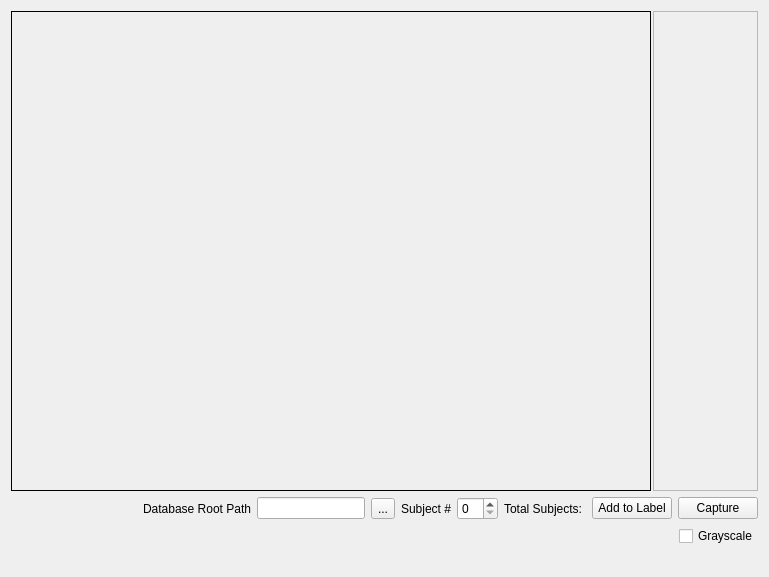
First picture: the form in detector.ui, repository windsice/Facial-Recognition, before the edit.
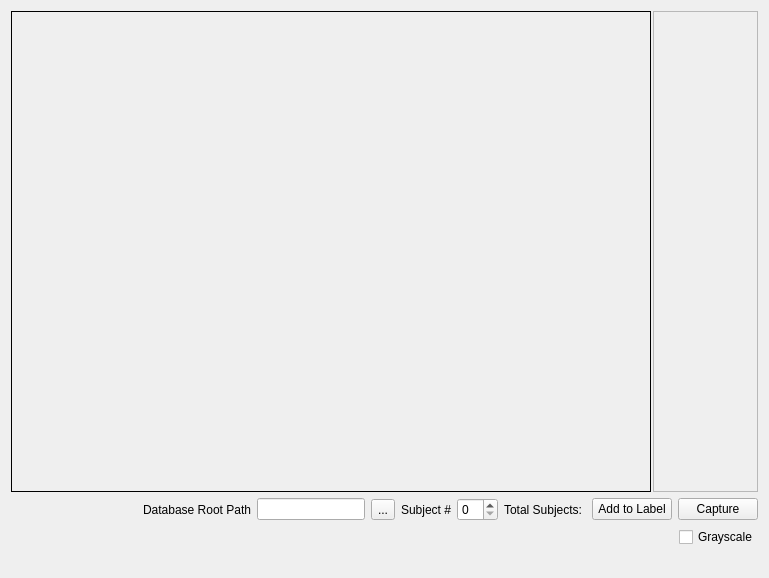
Second picture: the form after the edit.

The edit to the form file:
```diff
--- a/detector.ui
+++ b/detector.ui
@@ -7,7 +7,7 @@
     <x>0</x>
     <y>0</y>
     <width>769</width>
-    <height>558</height>
+    <height>578</height>
    </rect>
   </property>
   <property name="minimumSize">
```
Left out of the diff: 7 changed lines with no effect on the pictures.
